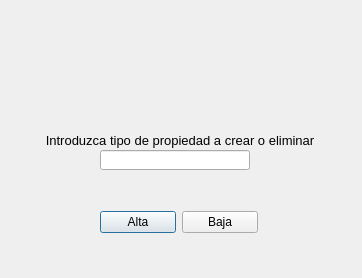
Before: the Qt Designer form templates/dlgGestipoprop.ui in DavBaquero/Proyecto-DI, drawn with Qt 5.
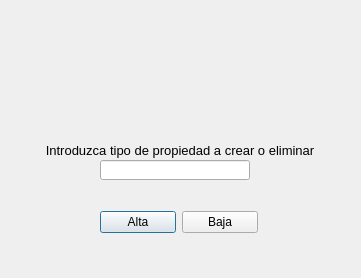
After: the same form once the commit is applied. Icons and pictures are not drawn.

```diff
--- a/templates/dlgGestipoprop.ui
+++ b/templates/dlgGestipoprop.ui
@@ -6,7 +6,7 @@
    <rect>
     <x>0</x>
     <y>0</y>
-    <width>362</width>
+    <width>361</width>
     <height>278</height>
    </rect>
   </property>
@@ -18,15 +18,15 @@
     <rect>
      <x>0</x>
      <y>0</y>
-     <width>359</width>
-     <height>181</height>
+     <width>361</width>
+     <height>191</height>
     </rect>
    </property>
    <widget class="QLineEdit" name="txtGestipoprop">
     <property name="geometry">
      <rect>
       <x>100</x>
-      <y>150</y>
+      <y>160</y>
       <width>150</width>
       <height>20</height>
      </rect>
@@ -64,21 +64,21 @@
    <widget class="QLabel" name="lblGestipoprop">
     <property name="geometry">
      <rect>
-      <x>30</x>
-      <y>130</y>
-      <width>300</width>
+      <x>20</x>
+      <y>140</y>
+      <width>320</width>
       <height>20</height>
      </rect>
     </property>
     <property name="minimumSize">
      <size>
-      <width>300</width>
+      <width>320</width>
       <height>20</height>
      </size>
     </property>
     <property name="maximumSize">
      <size>
-      <width>300</width>
+      <width>320</width>
       <height>20</height>
      </size>
     </property>
```
